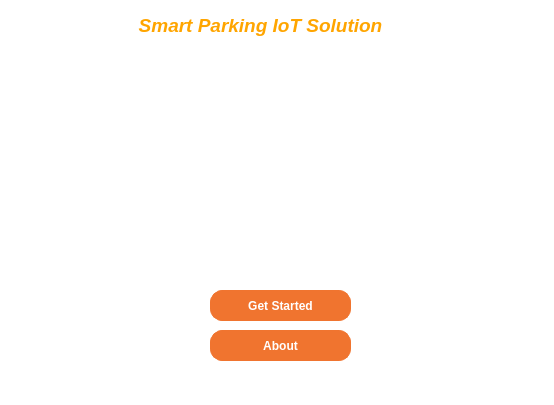
Before: the Qt Designer form vehicule_app/ui/main.ui in zakariarhiba/Smart-Parking, drawn with Qt 5.
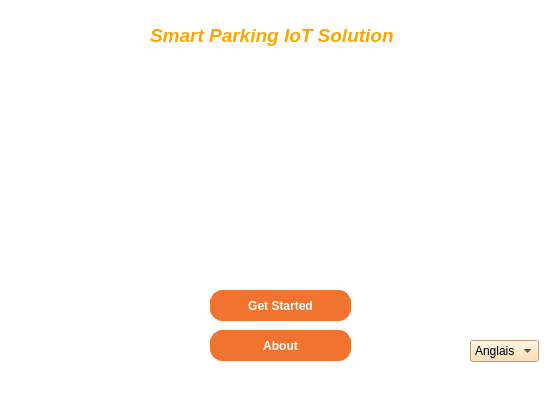
After: the same form once the commit is applied. Icons and pictures are not drawn.

The edit to the form file:
```diff
--- a/vehicule_app/ui/main.ui
+++ b/vehicule_app/ui/main.ui
@@ -112,14 +112,18 @@
    <widget class="QLabel" name="label_3">
     <property name="geometry">
      <rect>
-      <x>90</x>
-      <y>0</y>
+      <x>150</x>
+      <y>10</y>
       <width>341</width>
       <height>51</height>
      </rect>
     </property>
+    <property name="styleSheet">
+     <string notr="true">color:orange;font-size:14pt; font-weight:600; font-style:italic;
+</string>
+    </property>
     <property name="text">
-     <string>&lt;html&gt;&lt;head/&gt;&lt;body&gt;&lt;p align=&quot;center&quot;&gt;&lt;span style=&quot; color:orange;font-size:14pt; font-weight:600; font-style:italic;&quot;&gt;Smart Parking IoT Solution&lt;/span&gt;&lt;/p&gt;&lt;/body&gt;&lt;/html&gt;</string>
+     <string>Smart Parking IoT Solution</string>
     </property>
    </widget>
    <widget class="QPushButton" name="button_start_2">
@@ -139,6 +143,34 @@
      <string>About</string>
     </property>
    </widget>
+   <widget class="QComboBox" name="langage">
+    <property name="geometry">
+     <rect>
+      <x>470</x>
+      <y>340</y>
+      <width>69</width>
+      <height>22</height>
+     </rect>
+    </property>
+    <property name="styleSheet">
+     <string notr="true">background-color: rgb(255, 215, 158);</string>
+    </property>
+    <item>
+     <property name="text">
+      <string>Anglais</string>
+     </property>
+    </item>
+    <item>
+     <property name="text">
+      <string>Francais</string>
+     </property>
+    </item>
+    <item>
+     <property name="text">
+      <string>عربى</string>
+     </property>
+    </item>
+   </widget>
   </widget>
   <widget class="QMenuBar" name="menubar">
    <property name="geometry">
```
Left out of the diff: 8 changed lines with no effect on the pictures.
